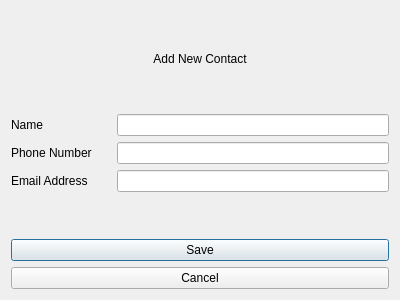
delivite/phonebook, file newcontact.ui: the form before one commit.
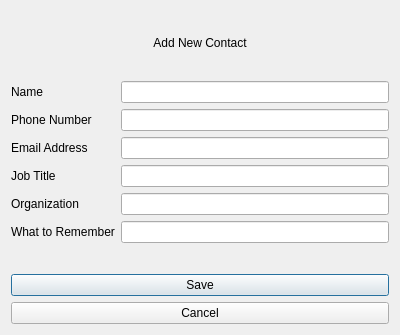
The form after the commit. Icons and pictures are not drawn.

Patch:
```diff
--- a/newcontact.ui
+++ b/newcontact.ui
@@ -7,13 +7,13 @@
     <x>0</x>
     <y>0</y>
     <width>400</width>
-    <height>300</height>
+    <height>335</height>
    </rect>
   </property>
   <property name="maximumSize">
    <size>
     <width>400</width>
-    <height>300</height>
+    <height>500</height>
    </size>
   </property>
   <property name="windowTitle">
@@ -105,6 +105,36 @@
        <item row="2" column="1">
         <widget class="QLineEdit" name="email_edit"/>
        </item>
+       <item row="4" column="0">
+        <widget class="QLabel" name="label">
+         <property name="text">
+          <string>Organization</string>
+         </property>
+        </widget>
+       </item>
+       <item row="4" column="1">
+        <widget class="QLineEdit" name="meeting_edit"/>
+       </item>
+       <item row="5" column="1">
+        <widget class="QLineEdit" name="remember_edit"/>
+       </item>
+       <item row="5" column="0">
+        <widget class="QLabel" name="label_2">
+         <property name="text">
+          <string>What to Remember</string>
+         </property>
+        </widget>
+       </item>
+       <item row="3" column="1">
+        <widget class="QLineEdit" name="job_edit"/>
+       </item>
+       <item row="3" column="0">
+        <widget class="QLabel" name="label_3">
+         <property name="text">
+          <string>Job Title</string>
+         </property>
+        </widget>
+       </item>
       </layout>
      </item>
     </layout>
```
